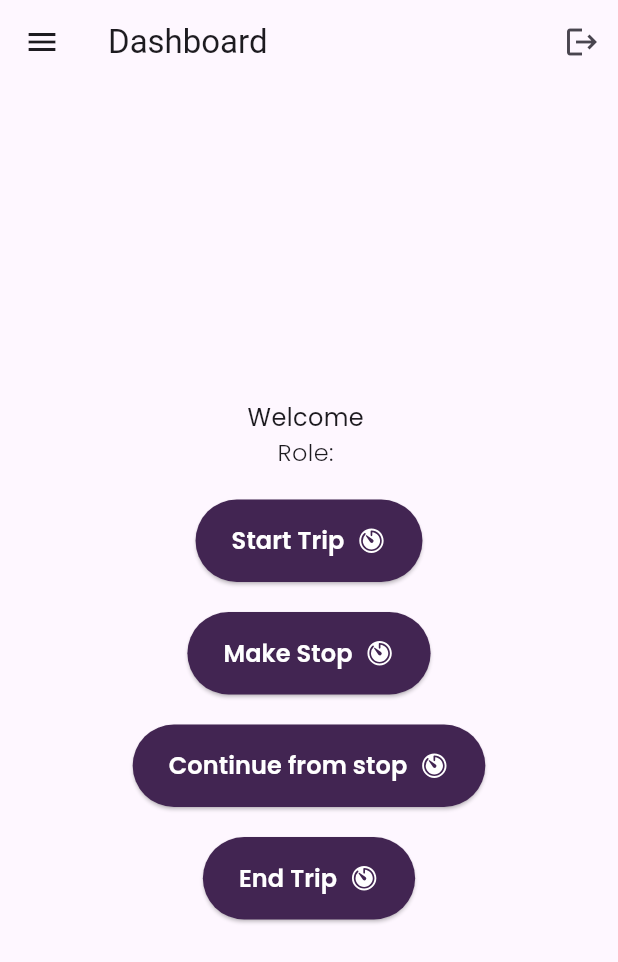
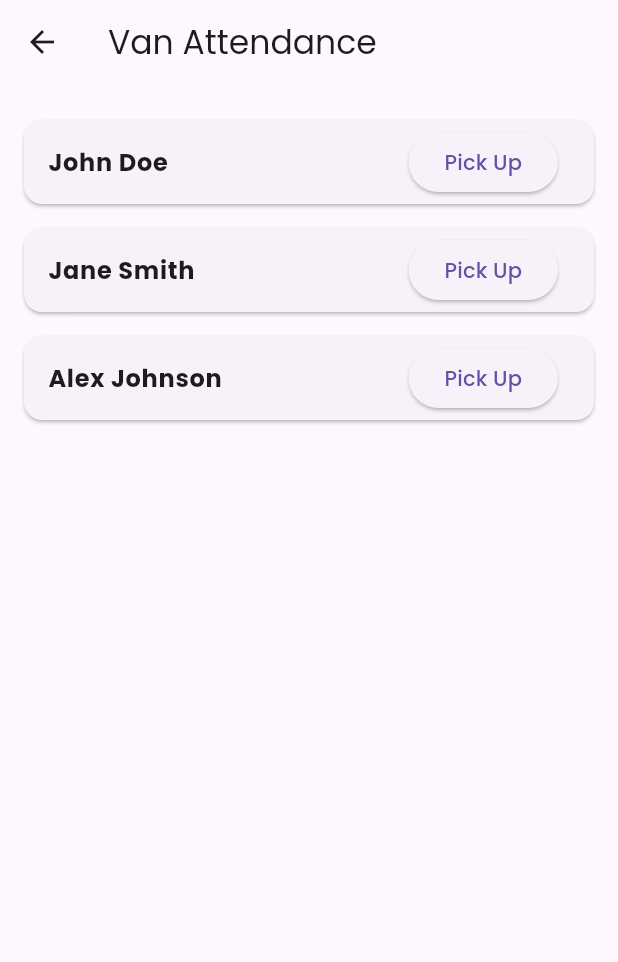
Before and after one commit to vernonthedev/school_van_project, a Flutter app: the HomeScreen screen opened by its route, in the side drawer, after a tap on "Attendance", on a phone screen of 412 x 824 dp. Shown: the top 962 px of the screen. Run offline on Flutter 3.47's test engine with Material 3 defaults, Android fonts, the phone set to English and light mode, and no system bars; our stand-ins replace firebase_core, google_fonts, icons_plus, shared_preferences; accounts and stored records are empty.

Commit message:
[config] setup attendance widgets and page.

```diff
--- /dev/null
+++ b/van_operator_app/lib/frontend/screens/attendance.dart
@@ -0,0 +1,23 @@
+import 'package:flutter/material.dart';
+
+import '../widgets/student_card.dart';
+
+class AttendanceScreen extends StatelessWidget {
+  const AttendanceScreen({super.key});
+
+  @override
+  Widget build(BuildContext context) {
+    return Scaffold(
+      appBar: AppBar(title: Text("Van Attendance")),
+      body: ListView(
+        padding: EdgeInsets.all(16),
+        children: [
+          studentCard(studentName: "John Doe", context: context),
+          studentCard(studentName: "Jane Smith", context: context),
+          studentCard(studentName: "Alex Johnson", context: context),
+          // You can add more StudentCards here
+        ],
+      ),
+    );
+  }
+}
--- a/van_operator_app/lib/frontend/screens/home.dart
+++ b/van_operator_app/lib/frontend/screens/home.dart
@@ -65,6 +65,10 @@ class HomeScreen extends StatelessWidget {
                 ScaffoldMessenger.of(
                   context,
                 ).showSnackBar(SnackBar(content: Text("Trip has started!")));
+
+                // we send the start trip details
+
+                // we route to the map screen to show us the journey info
               },
               style: ElevatedButton.styleFrom(
                 backgroundColor: const Color.fromARGB(255, 66, 37, 82),
--- a/van_operator_app/lib/frontend/widgets/drawer.dart
+++ b/van_operator_app/lib/frontend/widgets/drawer.dart
@@ -1,5 +1,6 @@
 import 'package:flutter/material.dart';
 import 'package:provider/provider.dart';
+import 'package:van_operator_app/frontend/screens/attendance.dart';
 import 'package:van_operator_app/frontend/screens/profile.dart';
 
 import '../../backend/providers/auth_provider.dart';
@@ -38,7 +39,13 @@ class MyDrawer extends StatelessWidget {
             leading: Icon(Icons.person),
             title: Text('Attendance'),
             onTap: () {
+              //we first remove the context of the drawer
               Navigator.pop(context);
+              // after that we push to the attendance screen
+              Navigator.push(
+                context,
+                MaterialPageRoute(builder: (context) => AttendanceScreen()),
+              );
             },
           ),
           ListTile(
--- /dev/null
+++ b/van_operator_app/lib/frontend/widgets/student_card.dart
@@ -0,0 +1,23 @@
+import 'package:flutter/material.dart';
+
+Widget studentCard({
+  required String studentName,
+  required BuildContext context,
+}) {
+  return Card(
+    margin: EdgeInsets.symmetric(vertical: 8),
+    shape: RoundedRectangleBorder(borderRadius: BorderRadius.circular(12)),
+    child: ListTile(
+      title: Text(studentName, style: TextStyle(fontWeight: FontWeight.bold)),
+      trailing: ElevatedButton(
+        onPressed: () {
+          //  pickup action
+          ScaffoldMessenger.of(
+            context,
+          ).showSnackBar(SnackBar(content: Text('Picked up $studentName')));
+        },
+        child: Text("Pick Up"),
+      ),
+    ),
+  );
+}
--- a/van_operator_app/lib/main.dart
+++ b/van_operator_app/lib/main.dart
@@ -1,4 +1,5 @@
 import 'package:flutter/material.dart';
+import 'package:google_fonts/google_fonts.dart';
 import 'package:provider/provider.dart';
 import 'package:shared_preferences/shared_preferences.dart';
 import 'backend/providers/auth_provider.dart';
@@ -31,6 +32,7 @@ class MyApp extends StatelessWidget {
         theme: ThemeData(
           primarySwatch: Colors.purple,
           visualDensity: VisualDensity.adaptivePlatformDensity,
+          textTheme: GoogleFonts.poppinsTextTheme(),
         ),
         home: const AuthWrapper(),
         routes: {'/home': (ctx) => const HomeScreen()},
```
